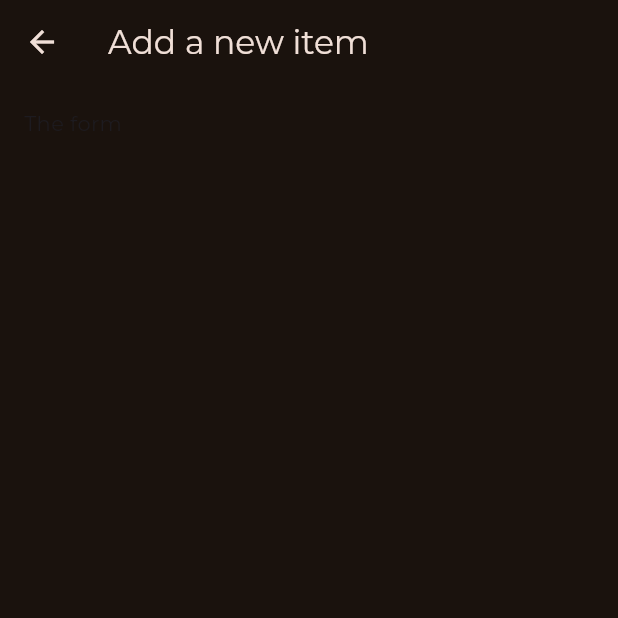
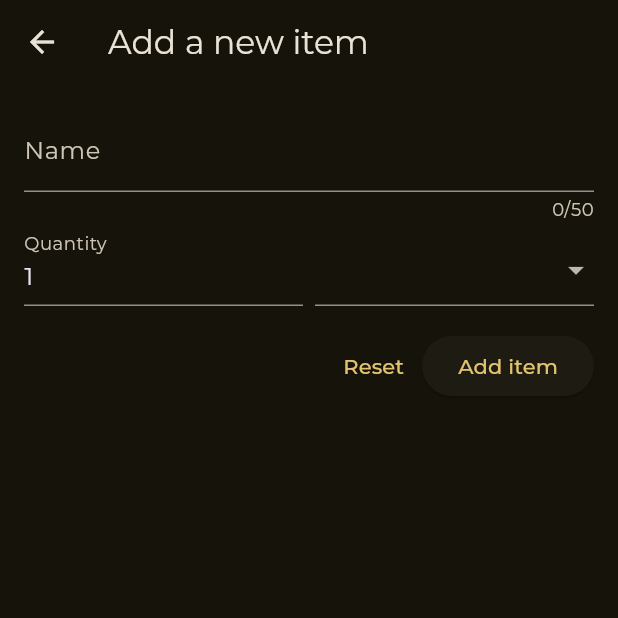
Before and after one commit to thanhnd3103/Flutter, a Flutter app: the NewItem screen opened directly, on a phone screen of 412 x 824 dp, the top half of it. Run offline on Flutter 3.47's test engine with Material 3 defaults, Android fonts, the phone set to English and light mode, and no system bars; our stand-ins replace flutter_riverpod, google_fonts, transparent_image.

Commit message:
IMPORTANT: Form setup

```diff
--- a/cat_06_shopping_list/lib/main.dart
+++ b/cat_06_shopping_list/lib/main.dart
@@ -8,9 +8,11 @@ final theme = ThemeData(
   useMaterial3: true,
   colorScheme: ColorScheme.fromSeed(
     brightness: Brightness.dark,
-    seedColor: const Color.fromARGB(255, 131, 57, 0),
+    seedColor: const Color.fromARGB(255, 233, 228, 224),
   ),
-  textTheme: GoogleFonts.montserratTextTheme(),
+  textTheme: GoogleFonts.montserratTextTheme(
+    ThemeData(brightness: Brightness.dark).textTheme,
+  ),
 );
 
 void main() {
--- a/cat_06_shopping_list/lib/widgets/new_item.dart
+++ b/cat_06_shopping_list/lib/widgets/new_item.dart
@@ -1,3 +1,4 @@
+import 'package:cat_06_shopping_list/_data/template_data.dart';
 import 'package:flutter/material.dart';
 import 'package:flutter/src/widgets/framework.dart';
 import 'package:flutter_riverpod/flutter_riverpod.dart';
@@ -9,16 +10,91 @@ class NewItem extends ConsumerStatefulWidget {
 }
 
 class _NewItemState extends ConsumerState<NewItem> {
-
   @override
   Widget build(BuildContext context) {
     return Scaffold(
       appBar: AppBar(
         title: const Text('Add a new item'),
       ),
-      body: const Padding(
-        padding: EdgeInsets.all(16),
-        child: Text('The form'),
+      body: Padding(
+        padding: const EdgeInsets.all(16),
+        child: Column(
+          children: [
+            //===========================
+            //Text form field instead of text field
+            //===========================
+            TextFormField(
+              maxLength: 50,
+              decoration: const InputDecoration(label: Text('Name')),
+              validator: (value) {
+                if (value == null || value.isEmpty || value.trim().length <= 1 || value.trim().length > 50){
+                  return 'Must be between 1 and 50 characters long.';
+                }
+
+                return null;
+              },
+            ),
+            Row(
+              crossAxisAlignment: CrossAxisAlignment.end,
+              children: [
+                Expanded(
+                  child: TextFormField(
+                    decoration: const InputDecoration(label: Text('Quantity')),
+                    initialValue: '1',
+                    validator: (value) {
+                      if (value == null || value.isEmpty || int.tryParse(value) == null || int.tryParse(value)! <= 0){
+                        return 'Must be greater than 0.';
+                      }
+
+                      return null;
+                    },
+                  ),
+                ),
+                const SizedBox(
+                  width: 8,
+                ),
+                Expanded(
+                  child: DropdownButtonFormField(
+                    items: [
+                      for (final category in dummyCategories.entries)
+                        DropdownMenuItem(
+                          value: category.value,
+                          child: Row(
+                            children: [
+                              Container(
+                                color: category.value.color,
+                                width: 16,
+                                height: 16,
+                              ),
+                              const SizedBox(
+                                width: 6,
+                              ),
+                              Text(category.value.name),
+                            ],
+                          ),
+                        ),
+                    ],
+                    onChanged: (value) {},
+                  ),
+                ),
+              ],
+            ),
+            const SizedBox(height: 16),
+            Row(
+              mainAxisAlignment: MainAxisAlignment.end,
+              children: [
+                TextButton(
+                  onPressed: () {},
+                  child: const Text('Reset'),
+                ),
+                ElevatedButton(
+                  onPressed: () {},
+                  child: const Text('Add item'),
+                ),
+              ],
+            ),
+          ],
+        ),
       ),
     );
   }
```
